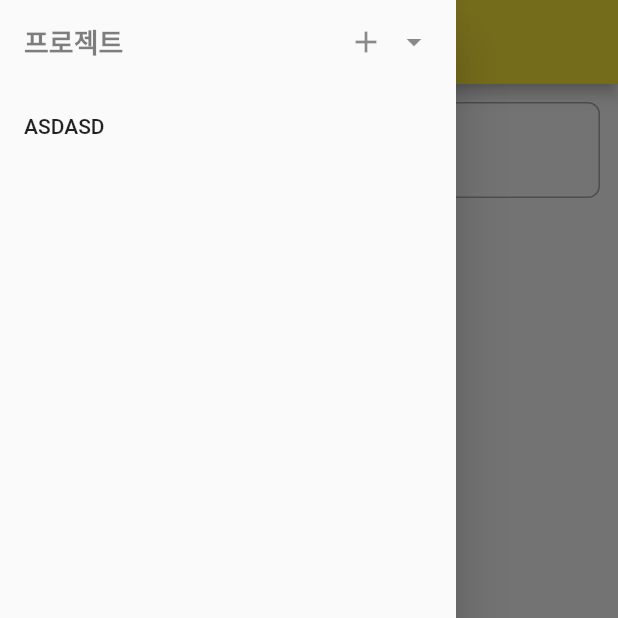
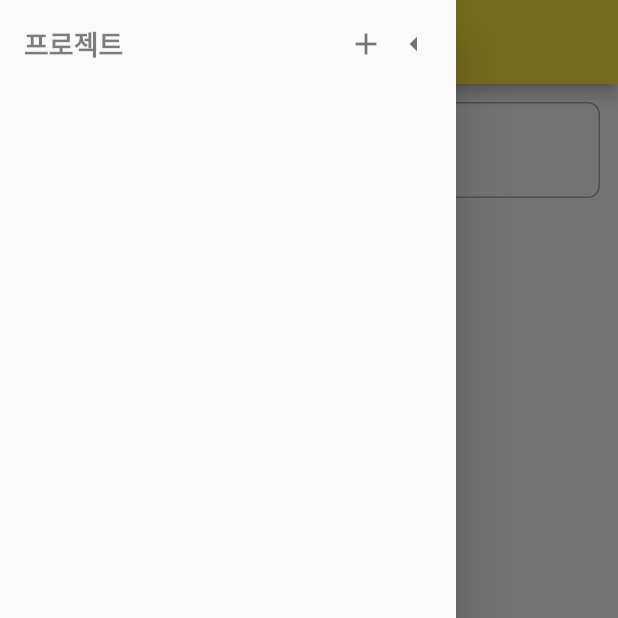
Before and after one commit to Leonamin/todolist, a Flutter app: the screen it shows after launch, with the side drawer open, on a phone screen of 412 x 824 dp, the top half of it. Run offline on Flutter 3.47's test engine with Material 2 defaults, Android fonts, the phone set to English and light mode, and no system bars.

Commit message:
추가 - 드로어에 확장 효과 추가

```diff
--- a/lib/pages/project/todo_project_page.dart
+++ b/lib/pages/project/todo_project_page.dart
@@ -13,16 +13,7 @@ class TodoProjectPage extends StatefulWidget {
 class _TodoProjectPageState extends State<TodoProjectPage>
     with TickerProviderStateMixin {
   // TODO 사용자 설정
-  bool showProjectList = true;
-
-  late final AnimationController _controller = AnimationController(
-    duration: const Duration(seconds: 2),
-    vsync: this,
-  )..repeat(reverse: true);
-  late final Animation<double> _animation = CurvedAnimation(
-    parent: _controller,
-    curve: Curves.easeIn,
-  );
+  bool _showProjectList = false;
 
   final headerTextStyle = TextStyle(
       fontSize: 18,
@@ -30,16 +21,15 @@ class _TodoProjectPageState extends State<TodoProjectPage>
       color: Colors.black.withOpacity(0.5));
   final normalTextStyle = TextStyle(fontSize: 18, color: Colors.black);
 
-  _appBar() {
+  _appBar(provider) {
     return AppBar();
   }
 
-  _drawer() {
+  _drawer(TodoProjectProvider provider) {
     return Drawer(
       child: ListView(
         children: [
-          ListTile(
-            onTap: () {},
+          ExpansionTile(
             // hoverColor: Colors.black.withOpacity(0.2),
             // FIXME 하드코딩 글자
             title: Text(
@@ -49,29 +39,30 @@ class _TodoProjectPageState extends State<TodoProjectPage>
             trailing: Wrap(
               spacing: 8.0,
               children: [
-                InkWell(onTap: () {}, child: Icon(Icons.add)),
                 InkWell(
                     onTap: () {
-                      setState(() {
-                        showProjectList = !showProjectList;
-                      });
+                      // showProjectCreateDialog
                     },
-                    child: showProjectList
-                        ? Icon(Icons.arrow_drop_down)
-                        : Icon(Icons.arrow_left)),
+                    child: const Icon(Icons.add)),
+                _showProjectList
+                    ? const Icon(Icons.arrow_drop_down)
+                    : const Icon(Icons.arrow_left),
               ],
             ),
+            children: List<Widget>.generate(
+              provider.todoProjectList.length,
+              (index) => ListTile(
+                onTap: () {
+                  // TODO 현재 프로젝트 설정
+                  // provider.setCurrentProject()
+                },
+                title: Text(provider.todoProjectList[index].name),
+              ),
+            ),
+            onExpansionChanged: (bool expanded) {
+              setState(() => _showProjectList = expanded);
+            },
           ),
-          AnimatedSize(
-            duration: Duration(milliseconds: 150),
-            curve: Curves.fastOutSlowIn,
-            child: Container(
-                child: !showProjectList
-                    ? null
-                    : ListTile(
-                        title: Text("ASDASD"),
-                      )),
-          )
         ],
       ),
     );
@@ -91,10 +82,13 @@ class _TodoProjectPageState extends State<TodoProjectPage>
         provider.laodProjectList();
         return provider;
       },
-      builder: (context, child) => Scaffold(
-        appBar: _appBar(),
-        drawer: _drawer(),
-        body: TodoProjectScreen(),
+      builder: (context, child) => Consumer<TodoProjectProvider>(
+        builder: (context, provider, child) => Scaffold(
+          appBar: _appBar(provider),
+          drawer: _drawer(provider),
+          // TODO 중첩 네비게이터
+          body: TodoProjectScreen(),
+        ),
       ),
     );
   }
```
